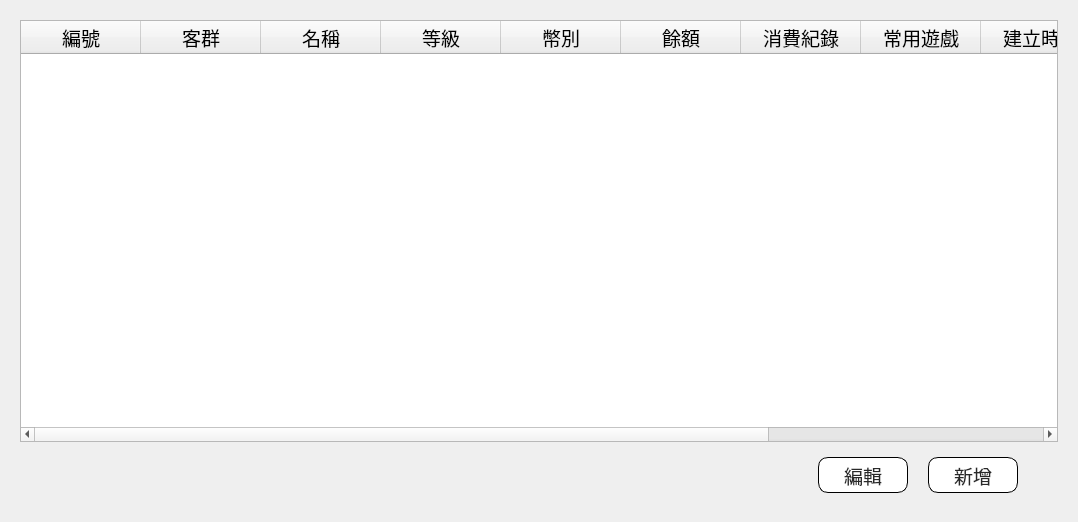
The window that src/AdbClient/StageCustomerService/LayerCustomer.ui (roger0816/Adb) describes before a commit, drawn with Qt 5.
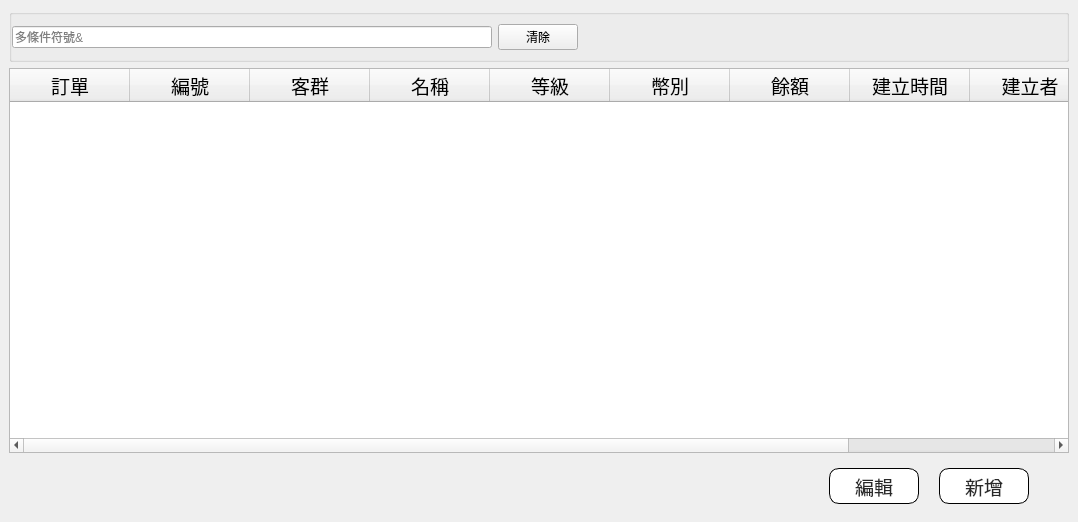
The same window after the commit.

What changed in the file:
```diff
--- a/src/AdbClient/StageCustomerService/LayerCustomer.ui
+++ b/src/AdbClient/StageCustomerService/LayerCustomer.ui
@@ -31,20 +31,44 @@
    </property>
    <item row="0" column="0">
     <widget class="QWidget" name="wBg" native="true">
-     <layout class="QGridLayout" name="gridLayout_2">
-      <property name="leftMargin">
-       <number>20</number>
-      </property>
-      <property name="topMargin">
-       <number>20</number>
-      </property>
-      <property name="rightMargin">
-       <number>20</number>
-      </property>
-      <property name="bottomMargin">
-       <number>20</number>
-      </property>
-      <item row="0" column="0">
+     <layout class="QVBoxLayout" name="verticalLayout">
+      <item>
+       <widget class="QGroupBox" name="groupBox">
+        <layout class="QHBoxLayout" name="horizontalLayout_2">
+         <property name="leftMargin">
+          <number>0</number>
+         </property>
+         <item>
+          <widget class="QLineEdit" name="txSearch">
+           <property name="placeholderText">
+            <string>多條件符號&amp;</string>
+           </property>
+          </widget>
+         </item>
+         <item>
+          <widget class="QPushButton" name="btnClear">
+           <property name="text">
+            <string>清除</string>
+           </property>
+          </widget>
+         </item>
+         <item>
+          <spacer name="horizontalSpacer_2">
+           <property name="orientation">
+            <enum>Qt::Horizontal</enum>
+           </property>
+           <property name="sizeHint" stdset="0">
+            <size>
+             <width>40</width>
+             <height>20</height>
+            </size>
+           </property>
+          </spacer>
+         </item>
+        </layout>
+       </widget>
+      </item>
+      <item>
        <widget class="QTableWidget" name="tb">
         <property name="font">
          <font>
@@ -66,6 +90,11 @@
         <attribute name="verticalHeaderVisible">
          <bool>false</bool>
         </attribute>
+        <column>
+         <property name="text">
+          <string>訂單</string>
+         </property>
+        </column>
         <column>
          <property name="text">
           <string>編號</string>
@@ -96,16 +125,6 @@
           <string>餘額</string>
          </property>
         </column>
-        <column>
-         <property name="text">
-          <string>消費紀錄</string>
-         </property>
-        </column>
-        <column>
-         <property name="text">
-          <string>常用遊戲</string>
-         </property>
-        </column>
         <column>
          <property name="text">
           <string>建立時間</string>
@@ -123,8 +142,8 @@
         </column>
        </widget>
       </item>
-      <item row="1" column="0">
-       <widget class="QWidget" name="widget" native="true">
+      <item>
+       <widget class="QWidget" name="wEditArea" native="true">
         <property name="minimumSize">
          <size>
           <width>0</width>
```
